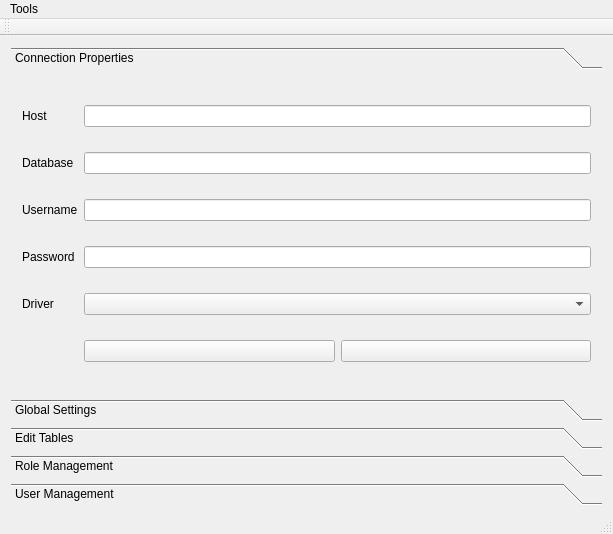
Old version of the form app_solution/conf_app/conf_app.ui in the repository doublebyte1/faocas_qc.
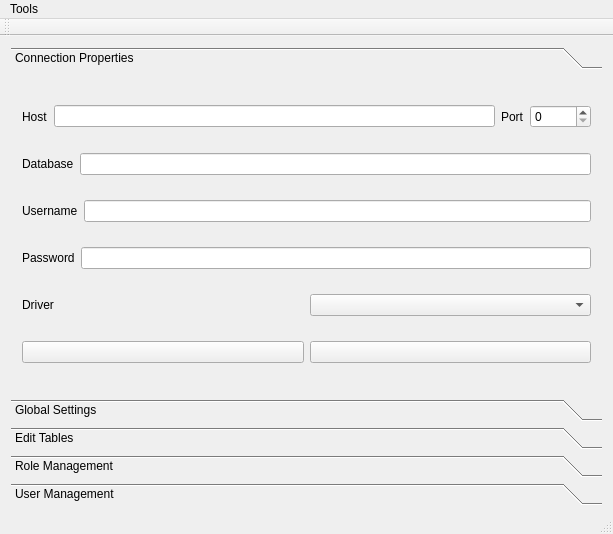
New version of the form. Icons and pictures are not drawn.

Commit message: - Ported backup/restore functions to PostgreSQL; - Added port parameter to the connection string, on confapp; - Started 'cleaning' obsolete code from confapp;

Diff of the .ui file:
```diff
--- a/app_solution/conf_app/conf_app.ui
+++ b/app_solution/conf_app/conf_app.ui
@@ -39,14 +39,16 @@
          <x>0</x>
          <y>0</y>
          <width>595</width>
-         <height>331</height>
+         <height>336</height>
         </rect>
        </property>
        <attribute name="label">
         <string>Connection Properties</string>
        </attribute>
-       <layout class="QGridLayout" name="gridLayout">
-        <item row="0" column="0">
+       <layout class="QVBoxLayout" name="verticalLayout_13">
+        <item>
+         <layout class="QHBoxLayout" name="horizontalLayout_11">
+          <item>
          <widget class="QLabel" name="lbHost">
           <property name="text">
            <string>Host</string>
@@ -59,10 +61,37 @@
           </property>
          </widget>
         </item>
-        <item row="0" column="1">
+          <item>
          <widget class="QLineEdit" name="lineHost"/>
         </item>
-        <item row="1" column="0">
+          <item>
+           <widget class="QLabel" name="label_12">
+            <property name="text">
+             <string>Port</string>
+            </property>
+            <property name="buddy">
+             <cstring>spinPort</cstring>
+            </property>
+           </widget>
+          </item>
+          <item>
+           <widget class="QSpinBox" name="spinPort">
+            <property name="sizePolicy">
+             <sizepolicy hsizetype="Fixed" vsizetype="Fixed">
+              <horstretch>0</horstretch>
+              <verstretch>0</verstretch>
+             </sizepolicy>
+            </property>
+            <property name="maximum">
+             <number>65535</number>
+            </property>
+           </widget>
+          </item>
+         </layout>
+        </item>
+        <item>
+         <layout class="QHBoxLayout" name="horizontalLayout_12">
+          <item>
          <widget class="QLabel" name="lbDataSource">
           <property name="text">
            <string>Database</string>
@@ -75,10 +104,14 @@
           </property>
          </widget>
         </item>
-        <item row="1" column="1">
+          <item>
          <widget class="QLineEdit" name="lineDatabase"/>
         </item>
-        <item row="2" column="0">
+         </layout>
+        </item>
+        <item>
+         <layout class="QHBoxLayout" name="horizontalLayout_13">
+          <item>
          <widget class="QLabel" name="lbUsername">
           <property name="text">
            <string>Username</string>
@@ -91,10 +124,14 @@
           </property>
          </widget>
         </item>
-        <item row="2" column="1">
+          <item>
          <widget class="QLineEdit" name="lineUsername"/>
         </item>
-        <item row="3" column="0">
+         </layout>
+        </item>
+        <item>
+         <layout class="QHBoxLayout" name="horizontalLayout_14">
+          <item>
          <widget class="QLabel" name="lbPassword">
           <property name="text">
            <string>Password</string>
@@ -104,14 +141,18 @@
           </property>
          </widget>
         </item>
-        <item row="3" column="1">
+          <item>
          <widget class="QLineEdit" name="linePassword">
           <property name="echoMode">
            <enum>QLineEdit::Password</enum>
           </property>
          </widget>
         </item>
-        <item row="4" column="0">
+         </layout>
+        </item>
+        <item>
+         <layout class="QHBoxLayout" name="horizontalLayout_15">
+          <item>
          <widget class="QLabel" name="lbDriver">
           <property name="text">
            <string>Driver</string>
@@ -121,10 +162,12 @@
           </property>
          </widget>
         </item>
-        <item row="4" column="1">
+          <item>
          <widget class="QComboBox" name="cmbDriver"/>
         </item>
-        <item row="5" column="1">
+         </layout>
+        </item>
+        <item>
          <layout class="QHBoxLayout" name="horizontalLayout">
           <item>
            <widget class="QPushButton" name="pushConnect">
```
Left out of the diff: 49 changed lines with no effect on the pictures. Lines whose indentation alone changed are shown as unchanged. The commit also changes 13 other files.
